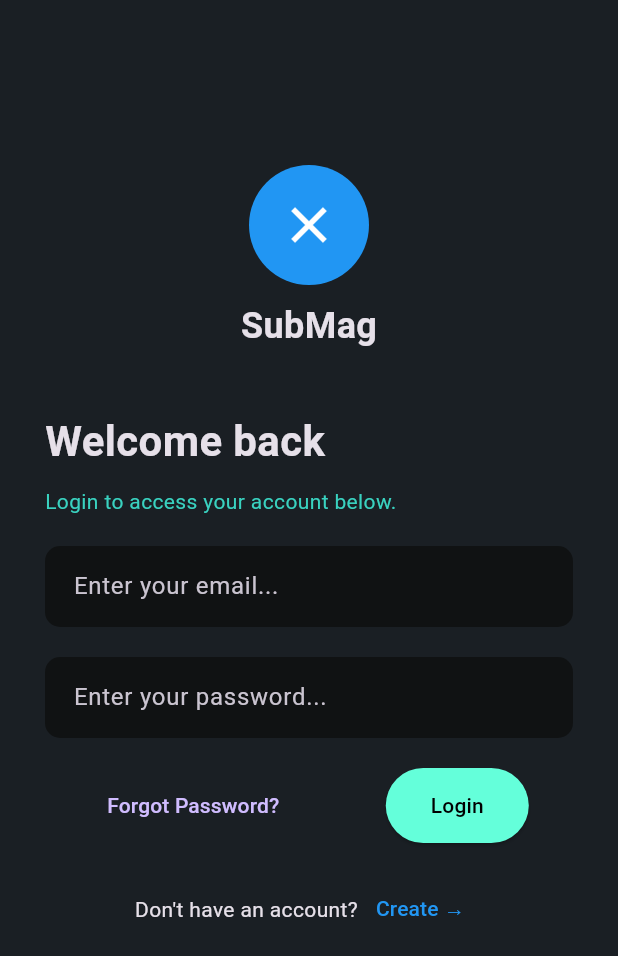
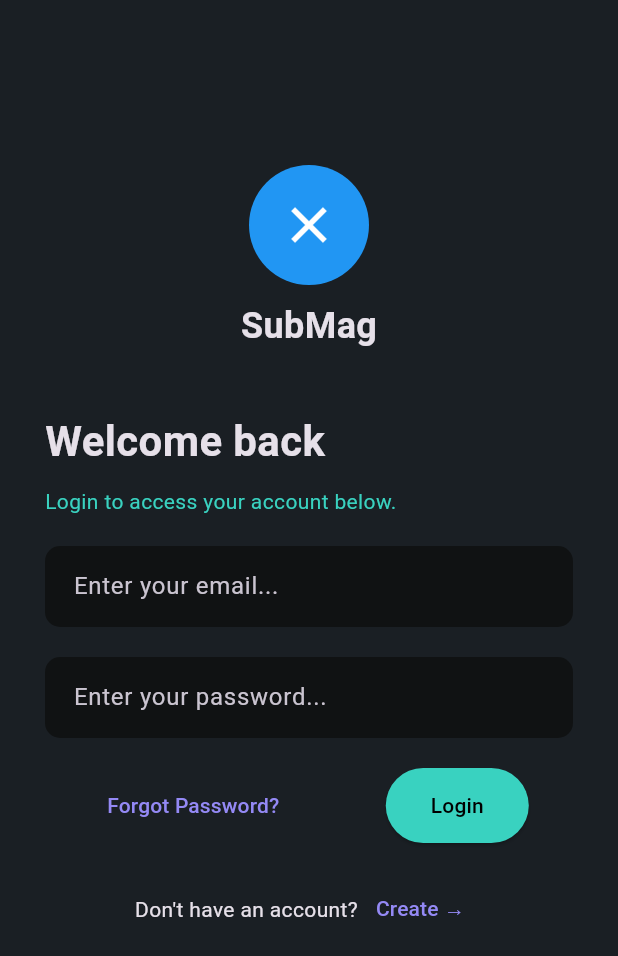
Before and after one commit to Nahaq789/flutter-subscribe, a Flutter app: the screen it shows after launch, on a phone screen of 412 x 824 dp. Shown: the top 956 px of the screen. Run offline on Flutter 3.47's test engine with Material 3 defaults, Android fonts, the phone set to English and light mode, and no system bars.

Commit message:
fix: column and font color

```diff
--- a/lib/screens/login_page.dart
+++ b/lib/screens/login_page.dart
@@ -12,7 +12,9 @@ class LoginPage extends StatelessWidget {
           child: Column(
             mainAxisSize: MainAxisSize.max,
             children: [
-              const Row(
+              const Column(
+                children: [
+                  Row(
                     mainAxisAlignment: MainAxisAlignment.center,
                     children: [
                       CircleAvatar(
@@ -22,13 +24,16 @@ class LoginPage extends StatelessWidget {
                       ),
                     ],
                   ),
-              const SizedBox(height: 10),
-              const Row(
+                  SizedBox(height: 10),
+                  Row(
                     mainAxisAlignment: MainAxisAlignment.center,
                     children: [
                       Text(
                         'SubMag',
-                    style: TextStyle(fontSize: 24, fontWeight: FontWeight.bold),
+                        style: TextStyle(
+                            fontSize: 24, fontWeight: FontWeight.bold),
+                      ),
+                    ],
                   ),
                 ],
               ),
@@ -92,11 +97,16 @@ class LoginPage extends StatelessWidget {
                 mainAxisAlignment: MainAxisAlignment.spaceAround,
                 children: [
                   TextButton(
-                      onPressed: () {}, child: const Text("Forgot Password?")),
+                    onPressed: () {},
+                    child: const Text(
+                      "Forgot Password?",
+                      style: TextStyle(color: Color(0xFF9489F5)),
+                    ),
+                  ),
                   ElevatedButton(
                     onPressed: () {},
                     style: ElevatedButton.styleFrom(
-                      backgroundColor: Colors.tealAccent,
+                      backgroundColor: const Color(0xFF39D2C0),
                       foregroundColor: Colors.black,
                       padding: const EdgeInsets.symmetric(
                           horizontal: 30, vertical: 15),
@@ -116,7 +126,7 @@ class LoginPage extends StatelessWidget {
                 TextButton(
                   onPressed: () {},
                   child: const Text('Create →',
-                      style: TextStyle(color: Colors.blue)),
+                      style: TextStyle(color: Color(0xFF9489F5))),
                 ),
               ])
             ],
```
Lines whose indentation alone changed are shown as unchanged.
